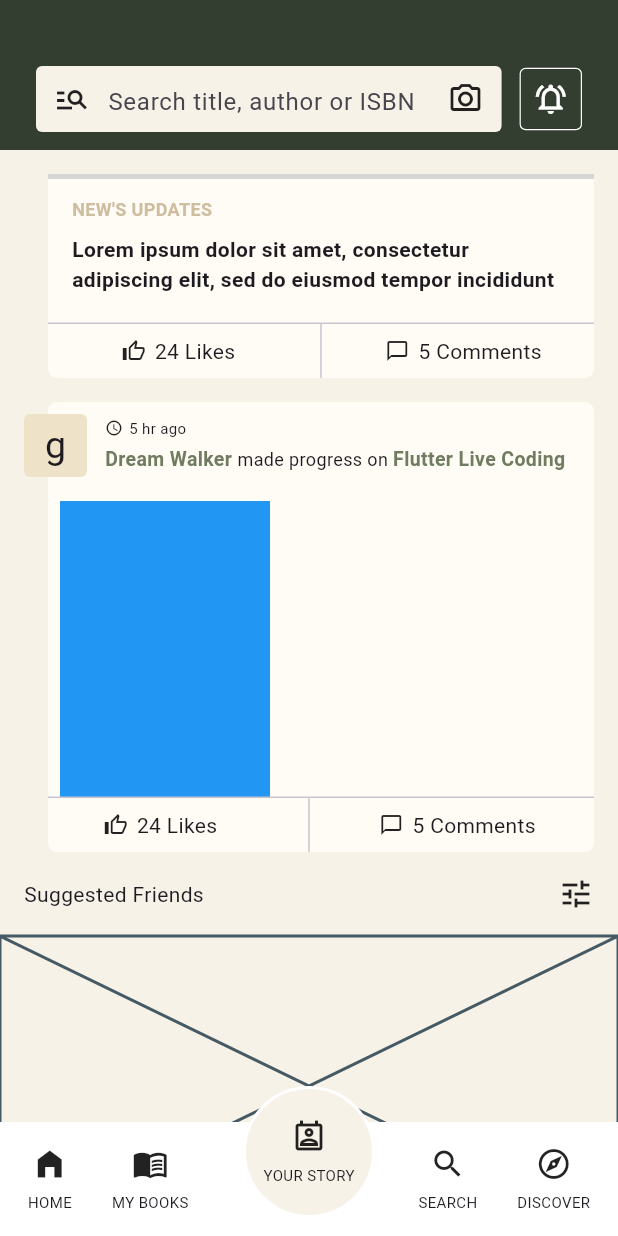
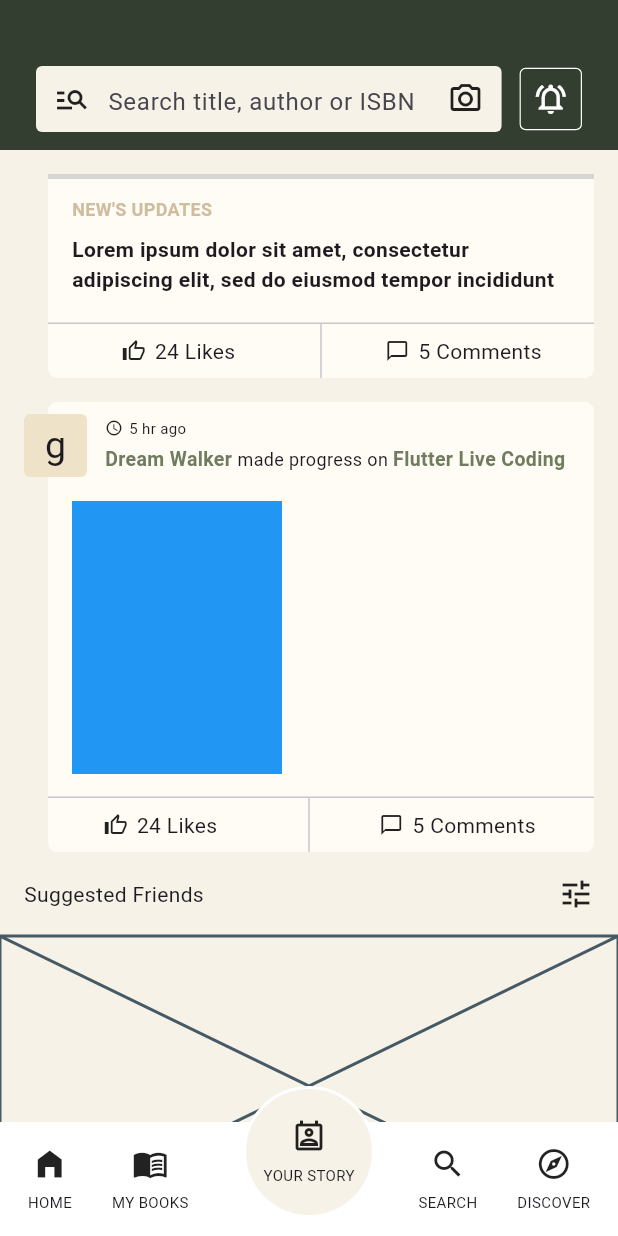
Before and after one commit to JAICHANGPARK/flutter_notebook_chapter_43, a Flutter app: the NewsFeedHomePage screen opened directly, scrolled down 164 dp, on a phone screen of 412 x 824 dp. Run offline on Flutter 3.47's test engine with Material 3 defaults, Android fonts, the phone set to English and light mode, and no system bars; our stand-ins replace gap, hugeicons; network calls fail; grey boxes are pictures that could not be loaded.

Commit message:
Update news_feed_home_page.dart

```diff
--- a/lib/ep2163_newsfeed_app/views/news_feed_home_page.dart
+++ b/lib/ep2163_newsfeed_app/views/news_feed_home_page.dart
@@ -313,7 +313,8 @@ class _NewsFeedHomePageState extends State<NewsFeedHomePage> {
                                           children: [
                                             Expanded(
                                               child: Padding(
-                                                padding: const EdgeInsets.only(left: 24,top: 16, ),
+                                                padding: const EdgeInsets.only(left: 32,top: 16,
+                                                bottom: 16),
                                                 child: Row(
                                                   children: [
                                                     Container(
```
